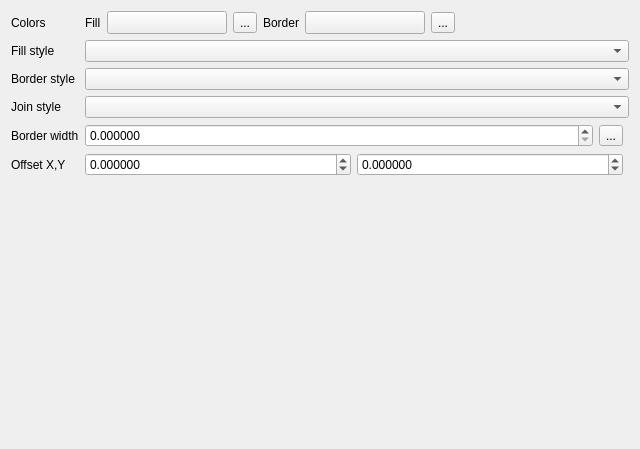
This is src/ui/symbollayer/widget_simplefill.ui in carsmie/QGIS as Qt 5 draws it before an edit. The edited form follows.
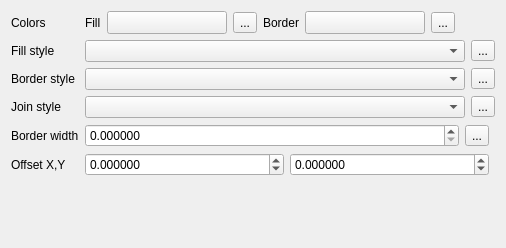
This is the edited form. Custom widgets are drawn as their Qt base class.

Commit message:
Data defined all the things!
Add a bunch of missing data defined options for symbology.
Also fix dialog sizing issues.

Patch:
```diff
--- a/src/ui/symbollayer/widget_simplefill.ui
+++ b/src/ui/symbollayer/widget_simplefill.ui
@@ -6,14 +6,28 @@
    <rect>
     <x>0</x>
     <y>0</y>
-    <width>640</width>
-    <height>449</height>
+    <width>506</width>
+    <height>248</height>
    </rect>
   </property>
   <property name="windowTitle">
    <string>Form</string>
   </property>
   <layout class="QGridLayout" name="gridLayout">
+   <item row="6" column="1">
+    <layout class="QHBoxLayout" name="horizontalLayout_6">
+     <item>
+      <widget class="QgsPenJoinStyleComboBox" name="cboJoinStyle"/>
+     </item>
+     <item>
+      <widget class="QgsDataDefinedButton" name="mJoinStyleDDBtn">
+       <property name="text">
+        <string>...</string>
+       </property>
+      </widget>
+     </item>
+    </layout>
+   </item>
    <item row="7" column="0">
     <widget class="QLabel" name="label_5">
      <property name="text">
@@ -34,7 +48,7 @@
      </property>
     </widget>
    </item>
-   <item row="9" column="0">
+   <item row="10" column="0">
     <spacer name="verticalSpacer">
      <property name="orientation">
       <enum>Qt::Vertical</enum>
@@ -171,14 +185,18 @@
      </property>
     </widget>
    </item>
-   <item row="6" column="1">
-    <widget class="QgsPenJoinStyleComboBox" name="cboJoinStyle"/>
-   </item>
    <item row="3" column="1">
     <layout class="QHBoxLayout" name="horizontalLayout_4">
      <item>
       <widget class="QgsBrushStyleComboBox" name="cboFillStyle"/>
      </item>
+     <item>
+      <widget class="QgsDataDefinedButton" name="mFillStyleDDBtn">
+       <property name="text">
+        <string>...</string>
+       </property>
+      </widget>
+     </item>
     </layout>
    </item>
    <item row="3" column="0">
@@ -290,6 +308,13 @@
      <item>
       <widget class="QgsPenStyleComboBox" name="cboBorderStyle"/>
      </item>
+     <item>
+      <widget class="QgsDataDefinedButton" name="mBorderStyleDDBtn">
+       <property name="text">
+        <string>...</string>
+       </property>
+      </widget>
+     </item>
     </layout>
    </item>
    <item row="4" column="0">
```
Left out of the diff: 14 changed lines with no effect on the pictures. The commit also changes 18 other files.
